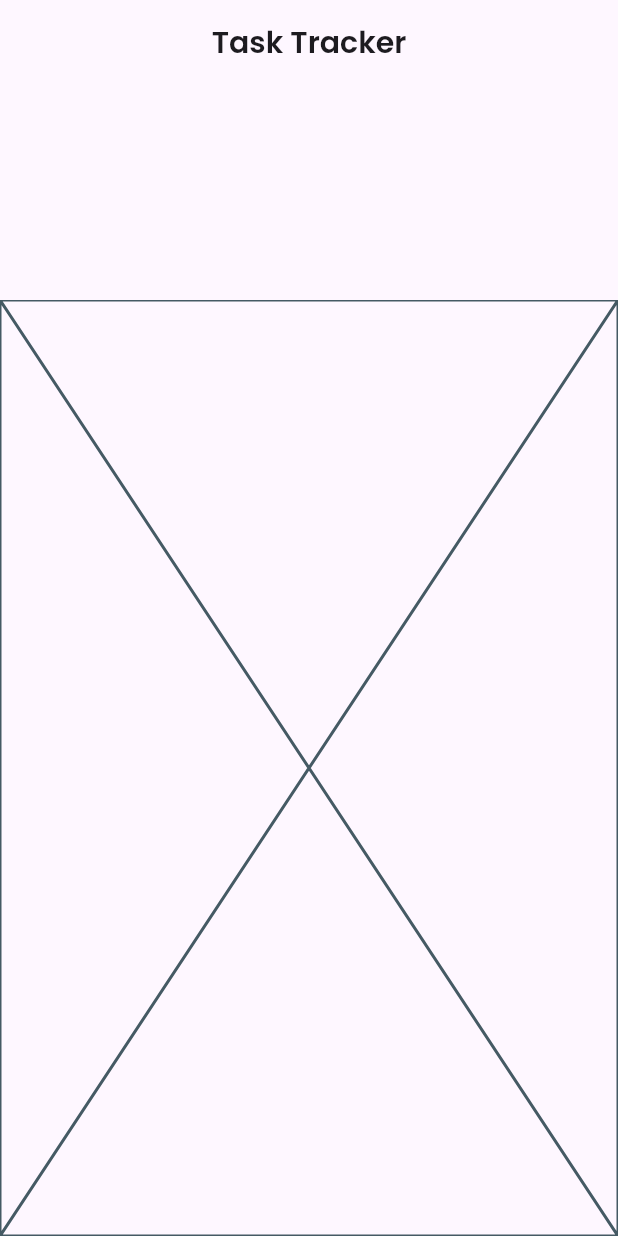
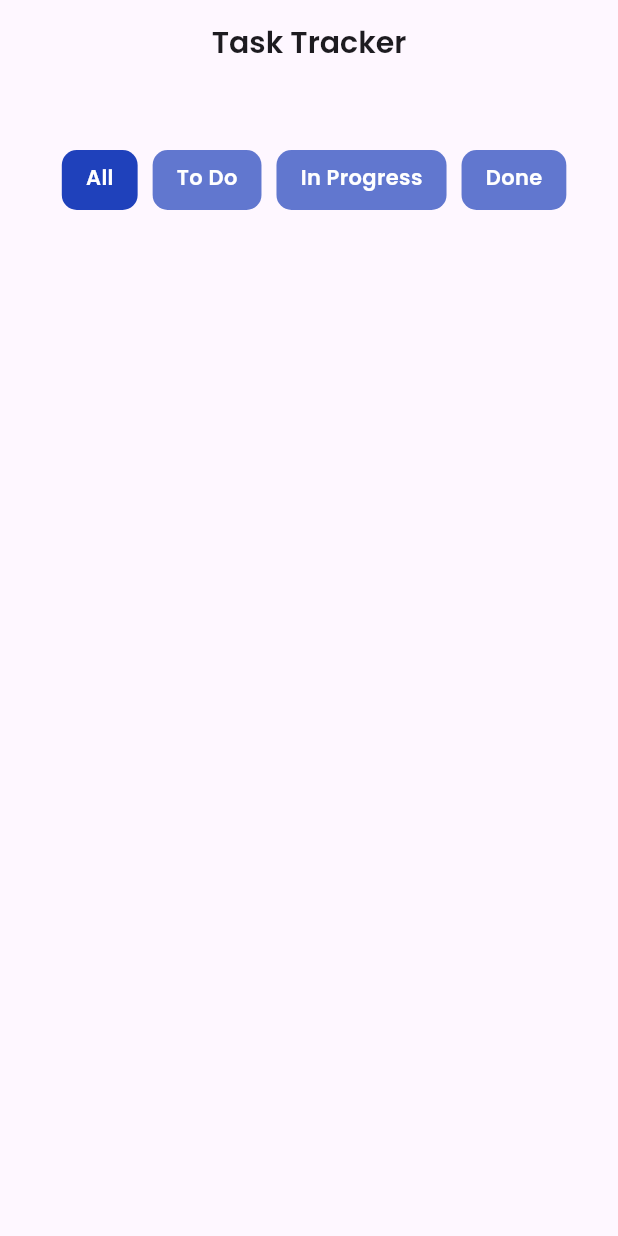
Before and after one commit to ali72-20/task_managment, a Flutter app: the HomeScreen screen opened by its route, on a phone screen of 412 x 824 dp. Run offline on Flutter 3.47's test engine with Material 3 defaults, Android fonts, the phone set to English and light mode, and no system bars; our stand-ins replace go_router.

Commit message:
tab bar done

```diff
--- a/lib/features/home/presentation_layer/home_screen.dart
+++ b/lib/features/home/presentation_layer/home_screen.dart
@@ -10,10 +10,9 @@ class HomeScreen extends StatelessWidget {
     return const SafeArea(
       child: Scaffold(
         appBar: PreferredSize(
-          preferredSize: Size.fromHeight(200),
+          preferredSize: Size.fromHeight(100),
           child: CustomAppBar(),
         ),
-
         body: HomeBody(),
       ),
     );
--- /dev/null
+++ b/lib/features/home/presentation_layer/widgets/category_row.dart
@@ -0,0 +1,45 @@
+import 'package:flutter/cupertino.dart';
+import 'package:task_managment/features/home/presentation_layer/widgets/category_row_item.dart';
+
+class CategoryRow extends StatefulWidget {
+  CategoryRow({super.key});
+
+  @override
+  State<CategoryRow> createState() => _CategoryRowState();
+}
+
+class _CategoryRowState extends State<CategoryRow> {
+  int currentIndex = 0;
+
+  List<String> tapBar = [
+    'All',
+    'To Do',
+    'In Progress',
+    'Done',
+  ];
+
+  @override
+  Widget build(BuildContext context) {
+    return Padding(
+      padding: EdgeInsets.only(left: MediaQuery.of(context).size.width * .1),
+      child: SizedBox(
+        height: 40,
+        width: double.infinity,
+        child: ListView.builder(
+          scrollDirection: Axis.horizontal,
+          itemCount: tapBar.length,
+          itemBuilder: (context, index) {
+            return GestureDetector(
+              onTap: () {
+                setState(() {
+                  currentIndex = index;
+                });
+              },
+              child: CategoryRowItem(text: tapBar[index], opacity: currentIndex == index? .999:.7,),
+            );
+          },
+        ),
+      ),
+    );
+  }
+}
--- /dev/null
+++ b/lib/features/home/presentation_layer/widgets/category_row_item.dart
@@ -0,0 +1,31 @@
+import 'package:flutter/material.dart';
+import 'package:task_managment/core/utilites/Styles.dart';
+import 'package:task_managment/core/utilites/colors.dart';
+
+class CategoryRowItem extends StatelessWidget {
+  CategoryRowItem({super.key, required this.text, required this.opacity});
+
+  String text;
+  double opacity;
+  @override
+  Widget build(BuildContext context) {
+    return AnimatedContainer(
+      duration: const Duration(milliseconds: 300),
+      height: 20,
+      child: Container(
+        margin: const EdgeInsets.only(right: 10),
+        decoration: BoxDecoration(
+            color: kPrimaryColor.withOpacity(opacity),
+            borderRadius: BorderRadius.circular(10)),
+        child: Padding(
+          padding: const EdgeInsets.symmetric(horizontal: 16, vertical: 8),
+          child: Text(
+            textAlign: TextAlign.center,
+            text,
+            style: Styles.style14.copyWith(color: Colors.white),
+          ),
+        ),
+      ),
+    );
+  }
+}
--- a/lib/features/home/presentation_layer/widgets/home_body.dart
+++ b/lib/features/home/presentation_layer/widgets/home_body.dart
@@ -1,10 +1,16 @@
 import 'package:flutter/cupertino.dart';
+import 'package:task_managment/core/utilites/Styles.dart';
+import 'package:task_managment/features/home/presentation_layer/widgets/category_row.dart';
 
 class HomeBody extends StatelessWidget {
   const HomeBody({super.key});
 
   @override
   Widget build(BuildContext context) {
-    return const Placeholder();
+    return  Column(
+      children: [
+        CategoryRow()
+      ],
+    );
   }
 }
```
